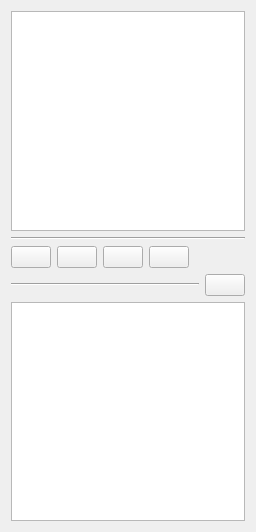
The window that kate/plugins/snippets_tng/snippet_selector.ui (KDE/kate) describes before a commit, drawn with Qt 5.
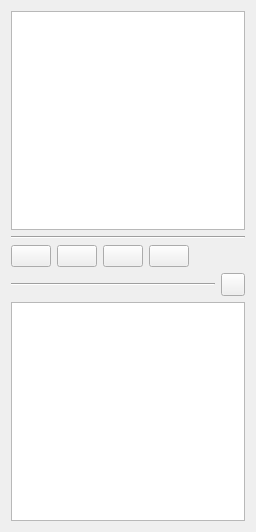
The same window after the commit. Custom widgets are drawn as their Qt base class.

Commit message: Port from KArrowButton to QToolButton

Patch:
```diff
--- a/kate/plugins/snippets_tng/snippet_selector.ui
+++ b/kate/plugins/snippets_tng/snippet_selector.ui
@@ -76,16 +76,13 @@
       </widget>
      </item>
      <item>
-      <widget class="KArrowButton" name="hideShowBtn">
+      <widget class="QToolButton" name="hideShowBtn">
        <property name="sizePolicy">
         <sizepolicy hsizetype="Fixed" vsizetype="Fixed">
          <horstretch>0</horstretch>
          <verstretch>0</verstretch>
         </sizepolicy>
        </property>
-       <property name="arrowType" stdset="0">
-        <number>2</number>
-       </property>
       </widget>
      </item>
     </layout>
```
The commit also changes 1 other file.
